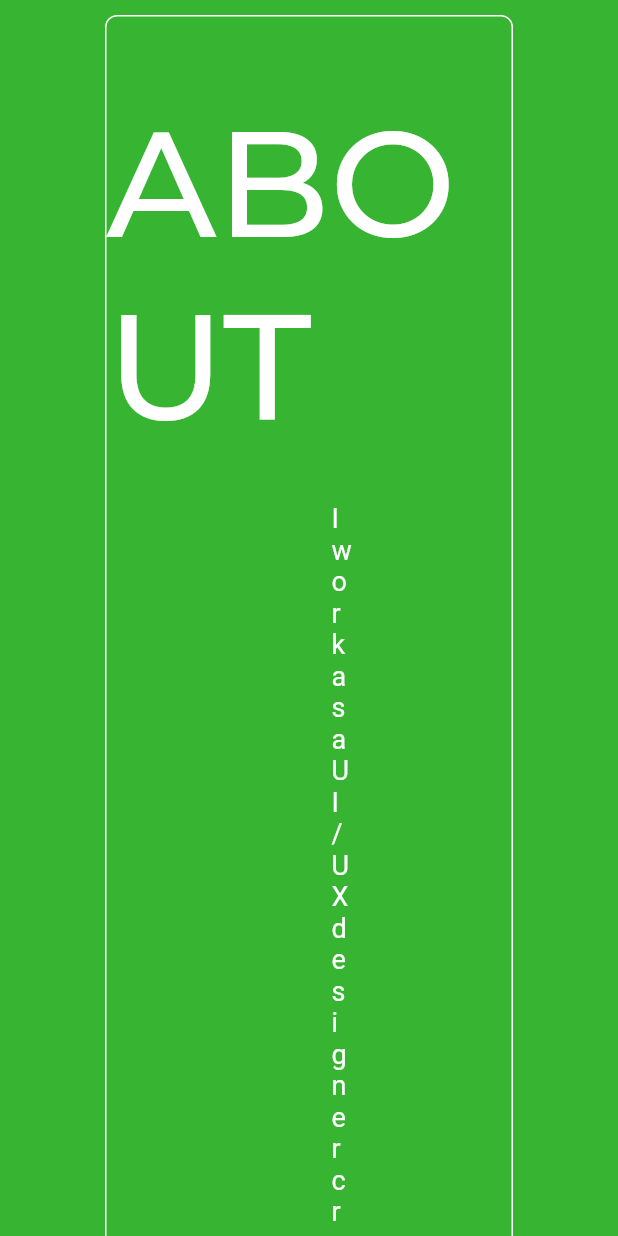
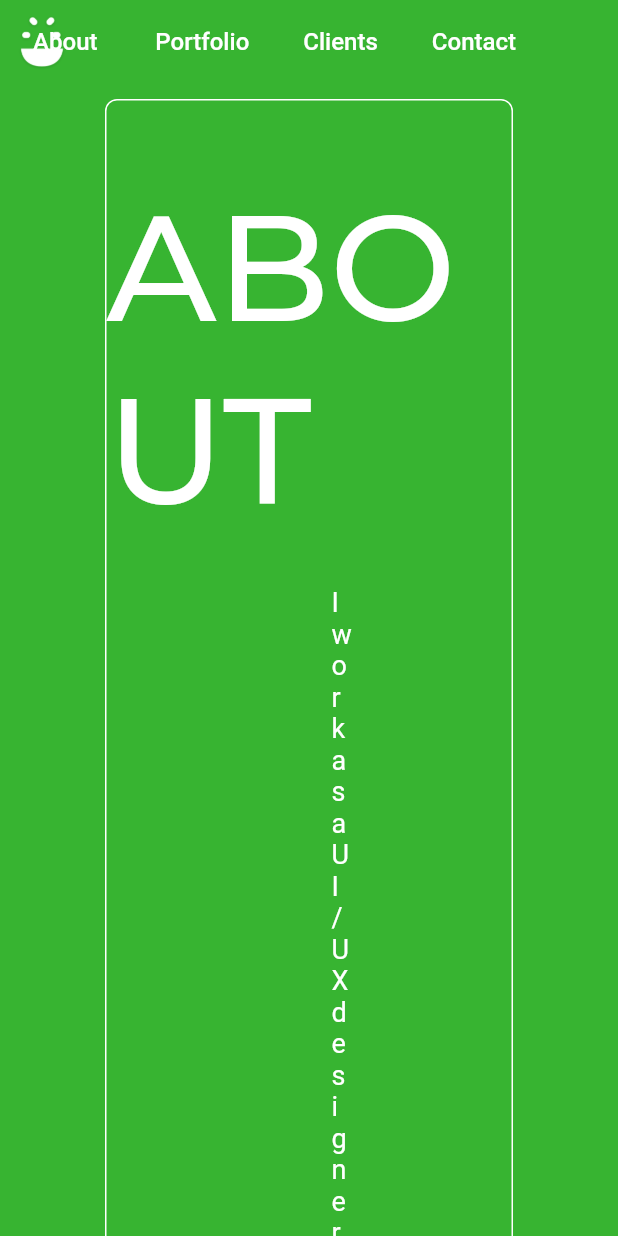
Before and after one commit to popthatpixel/pixelpop_website, a Flutter app: the AboutLargeScreen screen opened directly, on a phone screen of 412 x 824 dp. Run offline on Flutter 3.47's test engine with Material 2 defaults, Android fonts, the light colour scheme and no system bars; our stand-ins replace font_awesome_flutter, google_fonts; missing offline and left inert: dart:html.

Commit message:
Add a Scaffold and App Bar. Updated page design

```diff
--- a/lib/Screens/About/LargeScreen.dart
+++ b/lib/Screens/About/LargeScreen.dart
@@ -6,7 +6,84 @@ import 'package:pixelpop/Utility/TextStyles.dart';
 class AboutLargeScreen extends StatelessWidget {
   @override
   Widget build(BuildContext context) {
-    return Container(
+    return Scaffold(
+      appBar: AppBar(
+        backgroundColor: MyColors.green,
+        elevation: 0,
+        leading: Padding(
+          padding: const EdgeInsets.all(8.0),
+          child: InkWell(
+            child: Image(
+              image: AssetImage(
+                'assets/logos/logo.png',
+              ),
+              fit: BoxFit.contain,
+            ),
+            onTap: () {
+              Navigator.pushNamed(context, '/');
+            },
+          ),
+        ),
+        actions: [
+          Padding(
+            padding: const EdgeInsets.only(right: 60.0),
+            child: Row(
+                mainAxisAlignment: MainAxisAlignment.spaceAround,
+                children: [
+                  TextButton(
+                    child: Text(
+                      'About',
+                      style: GoogleFonts.hindGuntur(
+                          color: Colors.white, fontSize: 16),
+                    ),
+                    onPressed: () {
+                      Navigator.pushNamed(context, '/about');
+                    },
+                  ),
+                  SizedBox(
+                    width: 20,
+                  ),
+                  TextButton(
+                    child: Text(
+                      'Portfolio',
+                      style: GoogleFonts.hindGuntur(
+                          color: Colors.white, fontSize: 16),
+                    ),
+                    onPressed: () {
+                      Navigator.pushNamed(context, '/work');
+                    },
+                  ),
+                  SizedBox(
+                    width: 20,
+                  ),
+                  TextButton(
+                    child: Text(
+                      'Clients',
+                      style: GoogleFonts.hindGuntur(
+                          color: Colors.white, fontSize: 16),
+                    ),
+                    onPressed: () {
+                      Navigator.pushNamed(context, '/clients');
+                    },
+                  ),
+                  SizedBox(
+                    width: 20,
+                  ),
+                  TextButton(
+                    child: Text(
+                      'Contact',
+                      style: GoogleFonts.hindGuntur(
+                          color: Colors.white, fontSize: 16),
+                    ),
+                    onPressed: () {
+                      Navigator.pushNamed(context, '/contact');
+                    },
+                  ),
+                ]),
+          )
+        ],
+      ),
+      body: Container(
         decoration: BoxDecoration(
           image: DecorationImage(
               image: AssetImage(
@@ -35,12 +112,12 @@ class AboutLargeScreen extends StatelessWidget {
                       color: Colors.white),
                 ),
                 Padding(
-                padding:
-                    const EdgeInsets.symmetric(vertical: 30.0, horizontal: 150),
+                  padding: const EdgeInsets.symmetric(
+                      vertical: 30.0, horizontal: 150),
                   child: Text(
                     'I work as a UI/UX designer creating thoughtful experiences with the combination of design, business and marketing. I’m passionate about building & designing thoughtful experiences to make sure your customers and users are satisfied when they’re using your products and services online.I also love documenting my journey and sharing it with the community to help others succeed and grow.',
-                  style:
-                      GoogleFonts.hindGuntur(fontSize: 18, color: Colors.white),
+                    style: GoogleFonts.hindGuntur(
+                        fontSize: 18, color: Colors.white),
                     textAlign: TextAlign.center,
                   ),
                 ),
@@ -74,7 +151,8 @@ class AboutLargeScreen extends StatelessWidget {
                             thickness: 1.0,
                           ),
                           Padding(
-                          padding: const EdgeInsets.symmetric(horizontal: 16.0),
+                            padding:
+                                const EdgeInsets.symmetric(horizontal: 16.0),
                             child: Text(
                               'UX Design',
                               style: GoogleFonts.hindGuntur(
@@ -82,7 +160,8 @@ class AboutLargeScreen extends StatelessWidget {
                             ),
                           ),
                           Padding(
-                          padding: const EdgeInsets.symmetric(horizontal: 16.0),
+                            padding:
+                                const EdgeInsets.symmetric(horizontal: 16.0),
                             child: Text(
                               'UI Design',
                               style: GoogleFonts.hindGuntur(
@@ -90,7 +169,8 @@ class AboutLargeScreen extends StatelessWidget {
                             ),
                           ),
                           Padding(
-                          padding: const EdgeInsets.symmetric(horizontal: 16.0),
+                            padding:
+                                const EdgeInsets.symmetric(horizontal: 16.0),
                             child: Text(
                               'Web Development',
                               style: GoogleFonts.hindGuntur(
@@ -98,7 +178,8 @@ class AboutLargeScreen extends StatelessWidget {
                             ),
                           ),
                           Padding(
-                          padding: const EdgeInsets.symmetric(horizontal: 16.0),
+                            padding:
+                                const EdgeInsets.symmetric(horizontal: 16.0),
                             child: Text(
                               'App Development',
                               style: GoogleFonts.hindGuntur(
@@ -135,7 +216,8 @@ class AboutLargeScreen extends StatelessWidget {
                             thickness: 1.0,
                           ),
                           Padding(
-                          padding: const EdgeInsets.symmetric(horizontal: 16.0),
+                            padding:
+                                const EdgeInsets.symmetric(horizontal: 16.0),
                             child: Text(
                               'Adobe Xd',
                               style: GoogleFonts.hindGuntur(
@@ -143,7 +225,8 @@ class AboutLargeScreen extends StatelessWidget {
                             ),
                           ),
                           Padding(
-                          padding: const EdgeInsets.symmetric(horizontal: 16.0),
+                            padding:
+                                const EdgeInsets.symmetric(horizontal: 16.0),
                             child: Text(
                               'After Effects',
                               style: GoogleFonts.hindGuntur(
@@ -151,7 +234,8 @@ class AboutLargeScreen extends StatelessWidget {
                             ),
                           ),
                           Padding(
-                          padding: const EdgeInsets.symmetric(horizontal: 16.0),
+                            padding:
+                                const EdgeInsets.symmetric(horizontal: 16.0),
                             child: Text(
                               'Photoshop',
                               style: GoogleFonts.hindGuntur(
@@ -159,7 +243,8 @@ class AboutLargeScreen extends StatelessWidget {
                             ),
                           ),
                           Padding(
-                          padding: const EdgeInsets.symmetric(horizontal: 16.0),
+                            padding:
+                                const EdgeInsets.symmetric(horizontal: 16.0),
                             child: Text(
                               'Final Cut Pro',
                               style: GoogleFonts.hindGuntur(
@@ -243,6 +328,7 @@ class AboutLargeScreen extends StatelessWidget {
             ),
           )),
         ),
+      ),
     );
   }
 }
```
Lines whose indentation alone changed are shown as unchanged.
